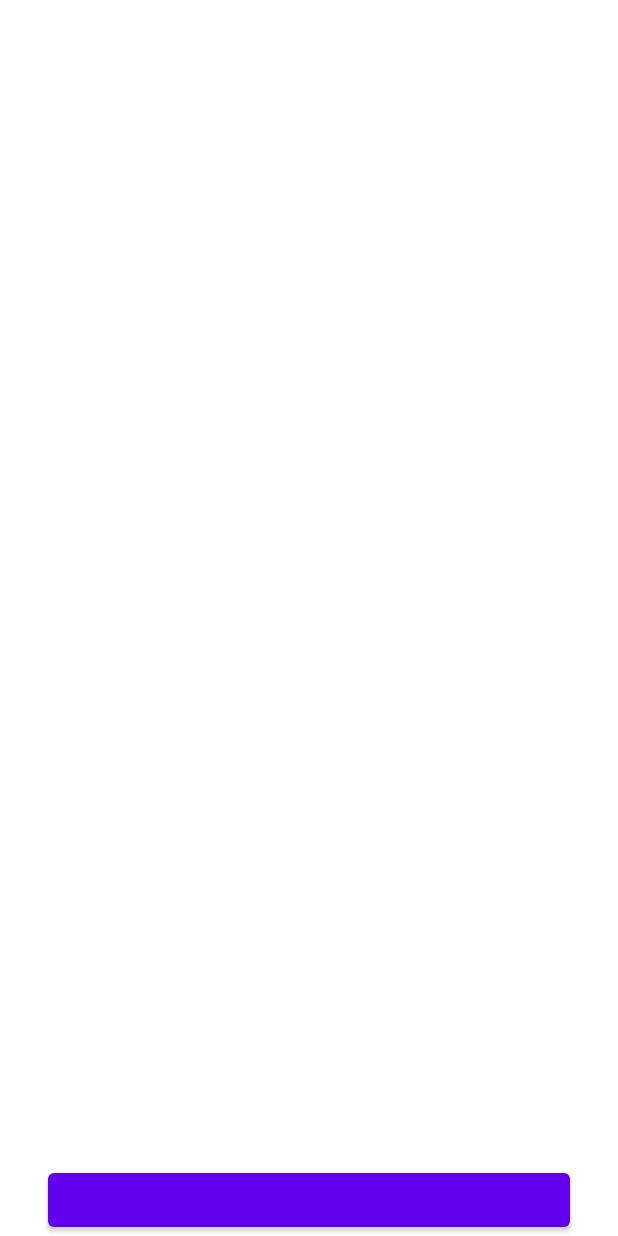
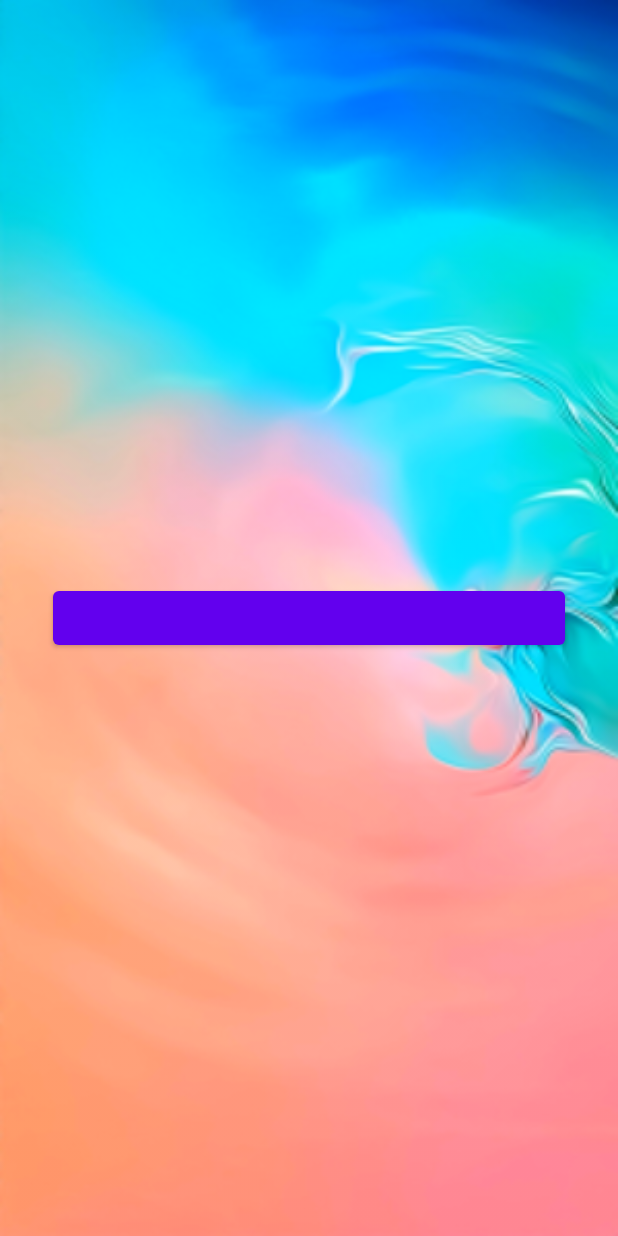
Before and after one commit to kimec824/madcamp_proj1, an Android app: the layout alarm_execute.xml on its own in the app's theme, with its tools: preview values and no code run, on a phone screen of 412 x 824 dp. Run offline under Robolectric (Android 15) with nearby library versions, the phone set to English and light mode, and no system bars; plain views replace SwipeButton.

```diff
--- a/app/src/main/AndroidManifest.xml
+++ b/app/src/main/AndroidManifest.xml
@@ -13,7 +13,8 @@
         <service android:name=".AlarmService"
             android:enabled="true"
             android:exported="true"/>
-        <receiver android:name=".Alarm_Receiver"/>
+        <receiver android:name=".Alarm_Receiver"></receiver>
+        <activity android:name=".AlarmActivity"/>
         <activity
             android:name=".MainActivity"
             android:label="@string/app_name"
--- a/app/src/main/res/layout/alarm_execute.xml
+++ b/app/src/main/res/layout/alarm_execute.xml
@@ -4,24 +4,26 @@
     xmlns:tools="http://schemas.android.com/tools"
     xmlns:app="http://schemas.android.com/apk/res-auto"
     android:layout_height="wrap_content"
-    android:layout_width="wrap_content">
+    android:layout_width="wrap_content"
+    android:background="@drawable/alarm_background">
 
     <com.ebanx.swipebtn.SwipeButton
         android:id="@+id/swipe_btn"
         android:layout_width="wrap_content"
         android:layout_height="wrap_content"
         android:layout_alignParentStart="true"
-        android:layout_alignParentLeft="true"
+        android:layout_alignParentLeft="false"
         android:layout_alignParentEnd="true"
-        android:layout_alignParentRight="true"
+        android:layout_alignParentRight="false"
         android:layout_alignParentBottom="true"
-        android:layout_marginStart="32dp"
-        android:layout_marginLeft="32dp"
-        android:layout_marginEnd="32dp"
-        android:layout_marginRight="32dp"
-        android:layout_marginBottom="69dp"
+        android:layout_centerInParent="true"
+        android:layout_marginStart="35dp"
+        android:layout_marginLeft="30dp"
+        android:layout_marginEnd="35dp"
+        android:layout_marginRight="30dp"
+        android:layout_marginBottom="20dp"
         app:button_background="@drawable/shape_button"
-        app:button_bottom_padding="20dp"
+        app:button_bottom_padding="100dp"
         app:button_image_disabled="@drawable/alarm"
         app:button_image_enabled="@drawable/applogo"
         app:button_image_height="60dp"
```
Also changed, not shown: app/src/main/java/com/example/myapplication/Alarm_Receiver.java (+7 -0 lines), app/src/main/java/com/example/myapplication/Fragment3.java (+25 -20 lines), app/src/main/res/drawable-v24/alarm_background.png (added).
